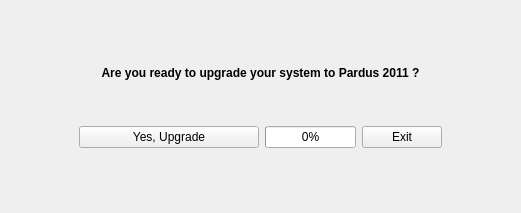
Above: playground/gokmen/um/ui/ui_main.ui from pars-linux/uludag before the change. Below: the same form after it.
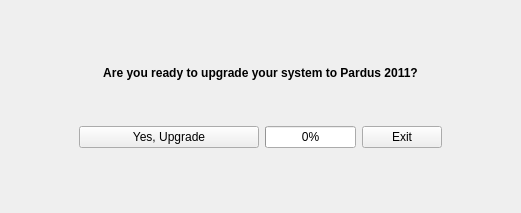
That is the form after the change.

Diff of the .ui file:
```diff
--- a/playground/gokmen/um/ui/ui_main.ui
+++ b/playground/gokmen/um/ui/ui_main.ui
@@ -107,7 +107,7 @@
       </font>
      </property>
      <property name="text">
-      <string>Are you ready to upgrade your system to Pardus 2011 ?</string>
+      <string>Are you ready to upgrade your system to Pardus 2011?</string>
      </property>
      <property name="alignment">
       <set>Qt::AlignCenter</set>
```
